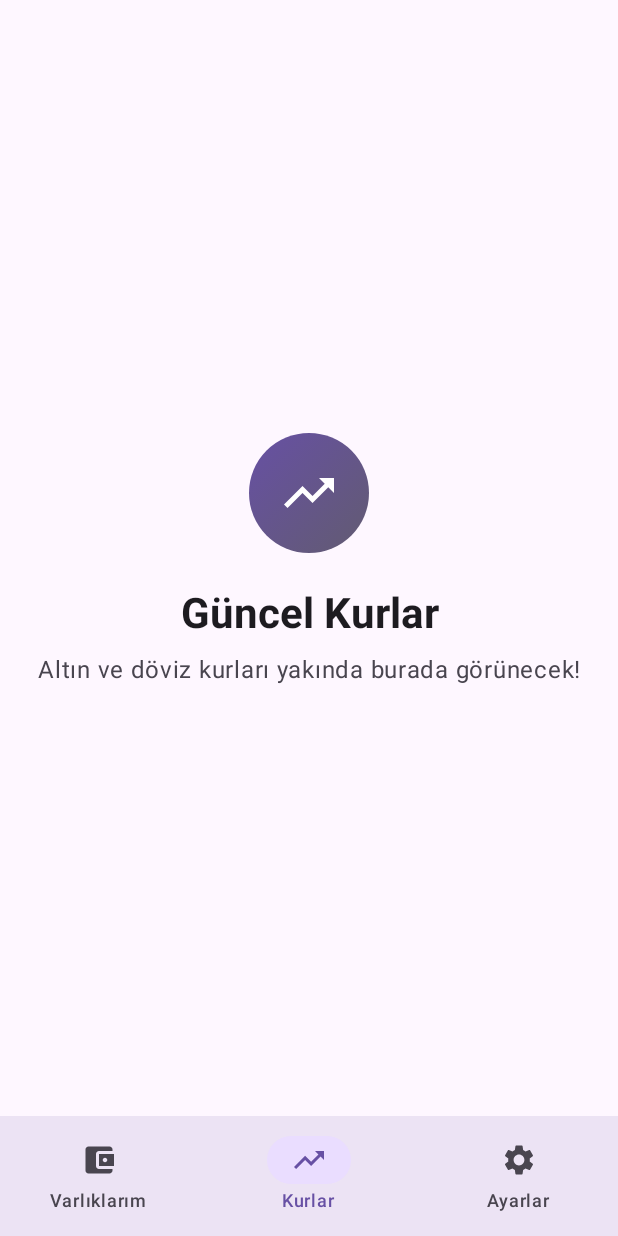
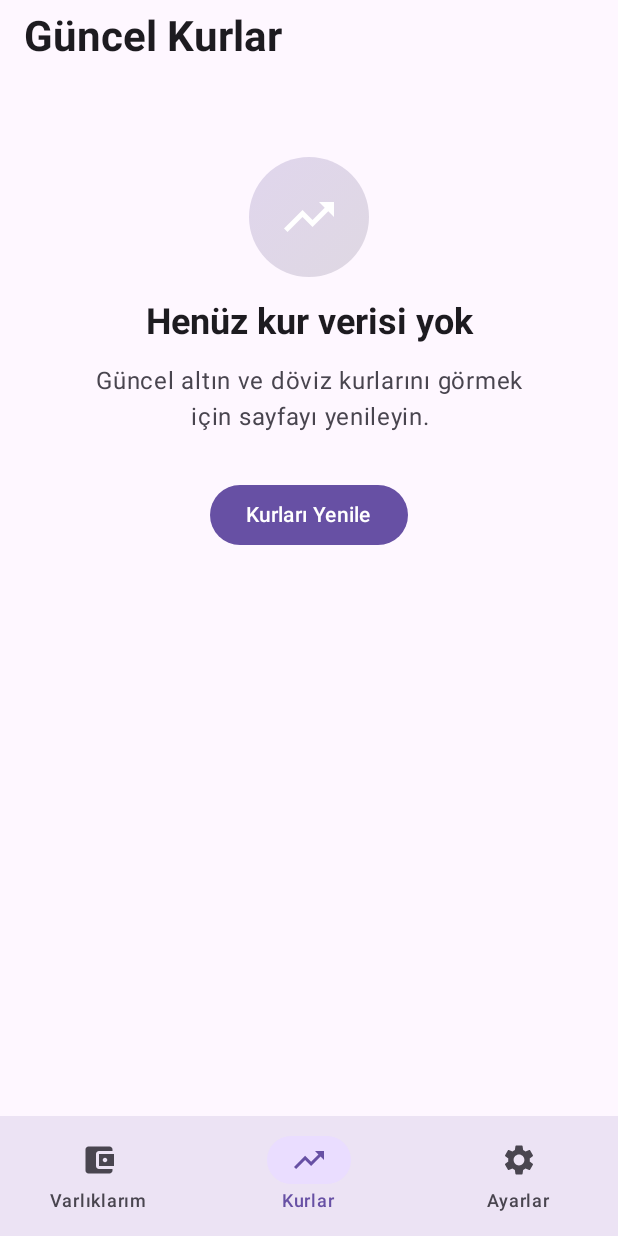
Before and after one commit to bsenturk/varlik-takibi-android, an Android app built with Jetpack Compose: the MainTabView screen opened through its navigation route, item 2 of the bottom bar chosen, on a phone screen of 412 x 824 dp. Run offline under Robolectric (Android 15) with nearby library versions, the phone set to English and light mode, and no system bars; our stand-ins replace Dagger/Hilt's generated code, Room's generated code, accompanist.

Commit message:
Varlik Takibi on Android

```diff
--- a/app/src/main/java/com/xptlabs/varliktakibi/data/local/database/AssetTrackerDatabase.kt
+++ b/app/src/main/java/com/xptlabs/varliktakibi/data/local/database/AssetTrackerDatabase.kt
@@ -12,7 +12,7 @@ import com.xptlabs.varliktakibi.data.local.entities.RateEntity
 
 @Database(
     entities = [AssetEntity::class, RateEntity::class],
-    version = 2,
+    version = 3,
     exportSchema = false
 )
 @TypeConverters(Converters::class)
--- a/app/src/main/java/com/xptlabs/varliktakibi/data/local/entities/RateEntity.kt
+++ b/app/src/main/java/com/xptlabs/varliktakibi/data/local/entities/RateEntity.kt
@@ -14,5 +14,6 @@ data class RateEntity(
     val sellPrice: Double,
     val change: Double,
     val changePercent: Double,
-    val lastUpdated: Date
+    val lastUpdated: Date,
+    val isChangePercentPositive: Boolean
 )
--- a/app/src/main/java/com/xptlabs/varliktakibi/managers/MarketDataManager.kt
+++ b/app/src/main/java/com/xptlabs/varliktakibi/managers/MarketDataManager.kt
@@ -146,7 +146,8 @@ class MarketDataManager @Inject constructor(
                 sellPrice = 1.0,
                 change = 0.0,
                 changePercent = 0.0,
-                lastUpdated = Date()
+                lastUpdated = Date(),
+                isChangePercentPositive = true
             )
             else -> return null
         }
--- a/app/src/main/java/com/xptlabs/varliktakibi/presentation/rates/RatesScreen.kt
+++ b/app/src/main/java/com/xptlabs/varliktakibi/presentation/rates/RatesScreen.kt
@@ -1,50 +1,241 @@
-// RatesScreen.kt
 package com.xptlabs.varliktakibi.presentation.rates
 
 import androidx.compose.foundation.layout.*
+import androidx.compose.foundation.lazy.LazyColumn
+import androidx.compose.foundation.lazy.items
 import androidx.compose.material.icons.Icons
 import androidx.compose.material.icons.filled.TrendingUp
 import androidx.compose.material3.*
-import androidx.compose.runtime.Composable
+import androidx.compose.runtime.*
 import androidx.compose.ui.Alignment
 import androidx.compose.ui.Modifier
 import androidx.compose.ui.text.font.FontWeight
 import androidx.compose.ui.text.style.TextAlign
 import androidx.compose.ui.unit.dp
+import androidx.hilt.navigation.compose.hiltViewModel
+import com.google.accompanist.swiperefresh.SwipeRefresh
+import com.google.accompanist.swiperefresh.rememberSwipeRefreshState
 import com.xptlabs.varliktakibi.presentation.components.IconWithBackground
+import com.xptlabs.varliktakibi.presentation.rates.components.RateCard
+
+@OptIn(ExperimentalMaterial3Api::class)
+@Composable
+fun RatesScreen(
+    viewModel: RatesViewModel = hiltViewModel()
+) {
+    val uiState by viewModel.uiState.collectAsState()
+
+    LaunchedEffect(Unit) {
+        // Analytics
+        viewModel.analyticsManager.logRatesViewed(
+            goldRateCount = uiState.goldRates.size,
+            currencyRateCount = uiState.currencyRates.size
+        )
+    }
+
+    // Error handling
+    uiState.errorMessage?.let { error ->
+        LaunchedEffect(error) {
+            viewModel.clearError()
+        }
+
+        AlertDialog(
+            onDismissRequest = { viewModel.clearError() },
+            icon = {
+                Icon(
+                    imageVector = Icons.Default.TrendingUp,
+                    contentDescription = null,
+                    tint = MaterialTheme.colorScheme.error
+                )
+            },
+            title = {
+                Text("Hata")
+            },
+            text = {
+                Text(error)
+            },
+            confirmButton = {
+                TextButton(
+                    onClick = { viewModel.clearError() }
+                ) {
+                    Text("Tamam")
+                }
+            }
+        )
+    }
+
+    Column(
+        modifier = Modifier.fillMaxSize()
+    ) {
+        // Header
+        Row(
+            modifier = Modifier
+                .fillMaxWidth()
+                .padding(horizontal = 16.dp, vertical = 8.dp),
+            horizontalArrangement = Arrangement.SpaceBetween,
+            verticalAlignment = Alignment.CenterVertically
+        ) {
+            Text(
+                text = "Güncel Kurlar",
+                style = MaterialTheme.typography.headlineMedium,
+                fontWeight = FontWeight.Bold
+            )
+        }
+
+        // Content
+        when {
+            // Loading ve veri yok
+            uiState.isRefreshing && uiState.currencyRates.isEmpty() && uiState.goldRates.isEmpty() -> {
+                LoadingStateView()
+            }
+
+            // Veri var - Liste göster
+            else -> {
+                RateListView(
+                    uiState = uiState,
+                    onRefresh = { viewModel.refreshRates() }
+                )
+            }
+        }
+    }
+}
 
 @Composable
-fun RatesScreen() {
+private fun LoadingStateView() {
+    Box(
+        modifier = Modifier.fillMaxSize(),
+        contentAlignment = Alignment.Center
+    ) {
+        Column(
+            horizontalAlignment = Alignment.CenterHorizontally,
+            verticalArrangement = Arrangement.spacedBy(16.dp)
+        ) {
+            CircularProgressIndicator(
+                modifier = Modifier.size(48.dp),
+                color = MaterialTheme.colorScheme.primary
+            )
+            Text(
+                text = "Kurlar yükleniyor...",
+                style = MaterialTheme.typography.bodyLarge,
+                color = MaterialTheme.colorScheme.onSurfaceVariant,
+                textAlign = TextAlign.Center
+            )
+        }
+    }
+}
+
+@Composable
+private fun RateListView(
+    uiState: RatesUiState,
+    onRefresh: () -> Unit
+) {
+    val swipeRefreshState = rememberSwipeRefreshState(uiState.isRefreshing)
+
+    SwipeRefresh(
+        state = swipeRefreshState,
+        onRefresh = onRefresh
+    ) {
+        LazyColumn(
+            modifier = Modifier.fillMaxSize(),
+            contentPadding = PaddingValues(16.dp),
+            verticalArrangement = Arrangement.spacedBy(12.dp)
+        ) {
+            // Currency Rates Section
+            if (uiState.currencyRates.isNotEmpty()) {
+                item {
+                    Text(
+                        text = "Döviz Kurları",
+                        style = MaterialTheme.typography.titleLarge,
+                        fontWeight = FontWeight.SemiBold,
+                        color = MaterialTheme.colorScheme.onSurface,
+                        modifier = Modifier.padding(vertical = 8.dp)
+                    )
+                }
+
+                items(
+                    items = uiState.currencyRates,
+                    key = { it.id }
+                ) { rate ->
+                    RateCard(rate = rate)
+                }
+
+                // Spacer between sections
+                item {
+                    Spacer(modifier = Modifier.height(8.dp))
+                }
+            }
+
+            // Gold Rates Section
+            if (uiState.goldRates.isNotEmpty()) {
+                item {
+                    Text(
+                        text = "Altın Fiyatları",
+                        style = MaterialTheme.typography.titleLarge,
+                        fontWeight = FontWeight.SemiBold,
+                        color = MaterialTheme.colorScheme.onSurface,
+                        modifier = Modifier.padding(vertical = 8.dp)
+                    )
+                }
+
+                items(
+                    items = uiState.goldRates,
+                    key = { it.id }
+                ) { rate ->
+                    RateCard(rate = rate)
+                }
+            }
+
+            // Empty state
+            if (uiState.currencyRates.isEmpty() && uiState.goldRates.isEmpty() && !uiState.isRefreshing) {
+                item {
+                    EmptyRatesView(onRefresh = onRefresh)
+                }
+            }
+        }
+    }
+}
+
+@Composable
+private fun EmptyRatesView(
+    onRefresh: () -> Unit
+) {
     Column(
         modifier = Modifier
-            .fillMaxSize()
-            .padding(24.dp),
+            .fillMaxWidth()
+            .padding(40.dp),
         horizontalAlignment = Alignment.CenterHorizontally,
-        verticalArrangement = Arrangement.Center
+        verticalArrangement = Arrangement.spacedBy(16.dp)
     ) {
         IconWithBackground(
             icon = Icons.Default.TrendingUp,
-            contentDescription = "Rates",
+            contentDescription = "No Rates",
             size = 80.dp,
-            iconSize = 40.dp
+            iconSize = 40.dp,
+            colors = listOf(
+                MaterialTheme.colorScheme.primary.copy(alpha = 0.2f),
+                MaterialTheme.colorScheme.secondary.copy(alpha = 0.2f)
+            )
         )
 
-        Spacer(modifier = Modifier.height(24.dp))
-
         Text(
-            text = "Güncel Kurlar",
-            style = MaterialTheme.typography.headlineMedium,
+            text = "Henüz kur verisi yok",
+            style = MaterialTheme.typography.headlineSmall,
             fontWeight = FontWeight.Bold,
             textAlign = TextAlign.Center
         )
 
-        Spacer(modifier = Modifier.height(12.dp))
-
         Text(
-            text = "Altın ve döviz kurları yakında burada görünecek!",
+            text = "Güncel altın ve döviz kurlarını görmek için sayfayı yenileyin.",
             style = MaterialTheme.typography.bodyLarge,
             color = MaterialTheme.colorScheme.onSurfaceVariant,
             textAlign = TextAlign.Center
         )
+
+        Button(
+            onClick = onRefresh,
+            modifier = Modifier.padding(top = 16.dp)
+        ) {
+            Text("Kurları Yenile")
+        }
     }
 }
--- /dev/null
+++ b/app/src/main/java/com/xptlabs/varliktakibi/presentation/rates/RatesViewModel.kt
@@ -0,0 +1,206 @@
+package com.xptlabs.varliktakibi.presentation.rates
+
+import android.util.Log
+import androidx.compose.material.icons.Icons
+import androidx.compose.material.icons.filled.*
+import androidx.compose.ui.graphics.Color
+import androidx.lifecycle.ViewModel
+import androidx.lifecycle.viewModelScope
+import com.xptlabs.varliktakibi.data.analytics.FirebaseAnalyticsManager
+import com.xptlabs.varliktakibi.data.local.entities.RateEntity
+import com.xptlabs.varliktakibi.domain.models.RateDisplayModel
+import com.xptlabs.varliktakibi.managers.MarketDataManager
+import dagger.hilt.android.lifecycle.HiltViewModel
+import kotlinx.coroutines.flow.*
+import kotlinx.coroutines.launch
+import javax.inject.Inject
+
+data class RatesUiState(
+    val currencyRates: List<RateDisplayModel> = emptyList(),
+    val goldRates: List<RateDisplayModel> = emptyList(),
+    val isRefreshing: Boolean = false,
+    val errorMessage: String? = null
+)
+
+@HiltViewModel
+class RatesViewModel @Inject constructor(
+    private val marketDataManager: MarketDataManager,
+    val analyticsManager: FirebaseAnalyticsManager
+) : ViewModel() {
+
+    companion object {
+        private const val TAG = "RatesViewModel"
+    }
+
+    private val _uiState = MutableStateFlow(RatesUiState())
+    val uiState: StateFlow<RatesUiState> = _uiState.asStateFlow()
+
+    init {
+        Log.d(TAG, "RatesViewModel initialized")
+        setupBindings()
+        loadInitialData()
+    }
+
+    private fun setupBindings() {
+        viewModelScope.launch {
+            marketDataManager.currencyRates.collect { rates ->
+                Log.d(TAG, "Currency rates updated: ${rates.size}")
+                val displayModels = updateCurrencyRates(rates)
+                _uiState.value = _uiState.value.copy(currencyRates = displayModels)
+            }
+        }
+
+        viewModelScope.launch {
+            marketDataManager.goldRates.collect { rates ->
+                Log.d(TAG, "Gold rates updated: ${rates.size}")
+                val displayModels = updateGoldRates(rates)
+                _uiState.value = _uiState.value.copy(goldRates = displayModels)
+            }
+        }
+
+        viewModelScope.launch {
+            marketDataManager.isLoading.collect { isLoading ->
+                _uiState.value = _uiState.value.copy(isRefreshing = isLoading)
+            }
+        }
+
+        viewModelScope.launch {
+            marketDataManager.errorMessage.collect { error ->
+                _uiState.value = _uiState.value.copy(errorMessage = error)
+            }
+        }
+    }
+
+    private fun loadInitialData() {
+        viewModelScope.launch {
+            marketDataManager.refreshAllData()
+        }
+    }
+
+    fun refreshRates() {
+        Log.d(TAG, "Manual refresh rates triggered")
+        viewModelScope.launch {
+            marketDataManager.refreshAllData()
+
+            // Analytics
+            analyticsManager.logRatesRefreshed(
+                success = _uiState.value.errorMessage == null
+            )
+        }
+    }
+
+    private fun updateCurrencyRates(rates: List<RateEntity>): List<RateDisplayModel> {
+        val currencyNames = mapOf(
+            "USD" to "Dolar",
+            "EUR" to "Euro",
+            "GBP" to "Sterlin"
+        )
+
+        val currencyIcons = mapOf(
+            "USD" to Icons.Default.AttachMoney,
+            "EUR" to Icons.Default.Euro,
+            "GBP" to Icons.Default.CurrencyPound
+        )
+
+        val currencyColors = mapOf(
+            "USD" to Color(0xFF4CAF50), // Green
+            "EUR" to Color(0xFF2196F3), // Blue
+            "GBP" to Color(0xFF9C27B0)  // Purple
+        )
+
+        // Sabit sıralama: Dolar, Euro, Sterlin
+        val currencyOrder = listOf("USD", "EUR", "GBP")
+
+        val rateMap = rates.associateBy { extractCurrencyCode(it.id) }
+
+        return currencyOrder.mapNotNull { code ->
+            val rate = rateMap[code] ?: return@mapNotNull null
+            val title = currencyNames[code] ?: rate.name
+            val icon = currencyIcons[code] ?: Icons.Default.CurrencyExchange
+            val iconColor = currencyColors[code] ?: Color.Gray
+
+            RateDisplayModel(
+                id = rate.id,
+                title = title,
+                icon = icon,
+                iconColor = iconColor,
+                buyRate = formatPrice(rate.buyPrice),
+                sellRate = formatPrice(rate.sellPrice),
+                change = configureRateChangePercentage(rate.change),
+                isChangeRatePositive = rate.isChangePercentPositive
+            )
+        }
+    }
+
+    private fun updateGoldRates(rates: List<RateEntity>): List<RateDisplayModel> {
+        val goldNames = mapOf(
+            "GOLD_GRAM" to "Gram Altın",
+            "GOLD_QUARTER" to "Çeyrek Altın",
+            "GOLD_HALF" to "Yarım Altın",
+            "GOLD_FULL" to "Tam Altın",
+            "GOLD_REPUBLIC" to "Cumhuriyet Altını",
+            "GOLD_ATA" to "Ata Altın",
+            "GOLD_BESLI" to "Beşli Altın",
+            "GOLD_RESAT" to "Reşat Altın",
+            "GOLD_HAMIT" to "Hamit Altın"
+        )
+
+        // Sabit sıralama: istenen sırayla
+        val goldOrder = listOf(
+            "GOLD_GRAM", "GOLD_QUARTER", "GOLD_HALF", "GOLD_FULL",
+            "GOLD_REPUBLIC", "GOLD_ATA", "GOLD_BESLI", "GOLD_RESAT", "GOLD_HAMIT"
+        )
+
+        val rateMap = rates.associateBy { it.id }
+
+        return goldOrder.mapNotNull { id ->
+            val rate = rateMap[id] ?: return@mapNotNull null
+            val title = goldNames[id] ?: rate.name
+
+            RateDisplayModel(
+                id = rate.id,
+                title = title,
+                icon = Icons.Default.Hive,
+                iconColor = Color(0xFFFFD700),
+                buyRate = formatPrice(rate.buyPrice),
+                sellRate = formatPrice(rate.sellPrice),
+                change = configureRateChangePercentage(rate.change),
+                isChangeRatePositive = rate.isChangePercentPositive
+            )
+        }
+    }
+
+    private fun extractCurrencyCode(id: String): String {
+        return when (id) {
+            "USD" -> "USD"
+            "EUR" -> "EUR"
+            "GBP" -> "GBP"
+            else -> ""
+        }
+    }
+
+    private fun formatPrice(price: Double): String {
+        return when {
+            price >= 1000 -> {
+                // 1000+ için: 2.850,50 formatı
+                String.format("%,.2f", price)
+                    .replace(",", "TEMP") // Geçici placeholder
+                    .replace(".", ",")    // Ondalık ayracını virgül yap
+                    .replace("TEMP", ".") // Binlik ayracını nokta yap
+            }
+            else -> {
+                // 1000'den az için: 850,50 formatı
+                String.format("%.2f", price).replace(".", ",")
+            }
+        }
+    }
+
+    private fun configureRateChangePercentage(changePercent: Double): String {
+        return String.format("%.2f", kotlin.math.abs(changePercent))
+    }
+
+    fun clearError() {
+        _uiState.value = _uiState.value.copy(errorMessage = null)
+        marketDataManager.clearError()
+    }
+}
```
Also changed, not shown: app/src/main/java/com/xptlabs/varliktakibi/data/remote/parser/AssetTrackerHtmlParser.kt (+12 -4 lines), app/src/main/java/com/xptlabs/varliktakibi/domain/models/RateDisplayModel.kt (added, +15 -0 lines), app/src/main/java/com/xptlabs/varliktakibi/presentation/rates/components/RateCard.kt (added, +107 -0 lines).
